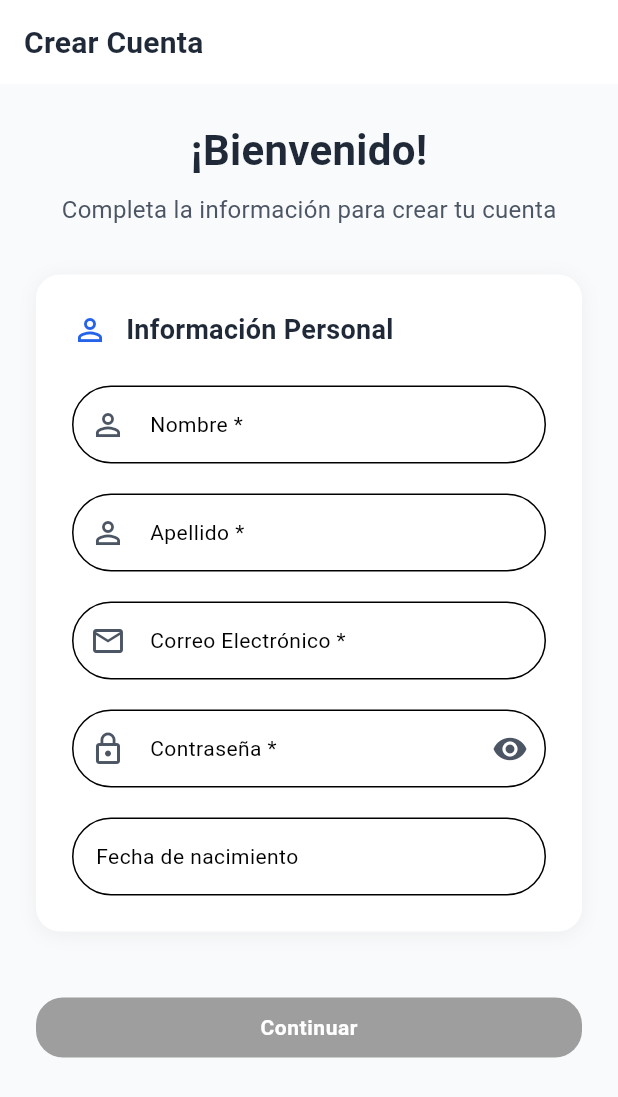
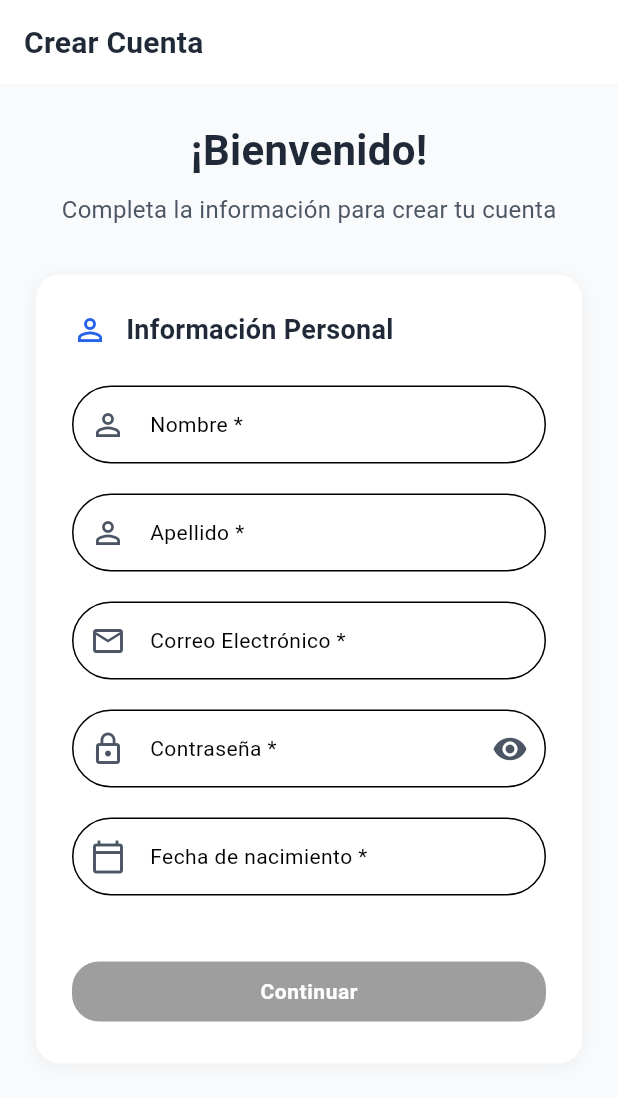
Before and after one commit to CamiiloAF/Double-V-Partners, a Flutter app: the SignUpPage screen opened by its route, on a phone screen of 412 x 824 dp. Shown: the top 1097 px of the screen. Run offline on Flutter 3.47's test engine with Material 3 defaults, Android fonts, the phone set to English and light mode, and no system bars; drawn by our look-alikes of reactive_forms; our stand-ins replace bloc, cloud_firestore, dartz, dropdown_search, firebase_auth, firebase_core and 5 more; accounts and stored records are empty; generated files the repository leaves out were written again; Roboto replaces fonts that are missing (Poppins).

Commit message:
Refactor sign-up process to utilize ResultState and improve form handling

```diff
--- a/lib/features/auth/domain/model/sign_up_model.dart
+++ b/lib/features/auth/domain/model/sign_up_model.dart
@@ -1,4 +1,5 @@
 import '../../../../core/domain/user.dart';
+import 'address.dart';
 
 class SignUpModel extends UserModel {
   SignUpModel({
@@ -24,4 +25,27 @@ class SignUpModel extends UserModel {
     addresses: user.addresses,
     password: password,
   );
+
+  SignUpModel copyWith({
+    String? id,
+    String? firstName,
+    String? lastName,
+    String? email,
+    String? password,
+    DateTime? birthDate,
+    List<AddressModel>? addresses,
+    DateTime? createdAt,
+    DateTime? updatedAt,
+  }) {
+    return SignUpModel(
+      id: id ?? this.id,
+      firstName: firstName ?? this.firstName,
+      lastName: lastName ?? this.lastName,
+      email: email ?? this.email,
+      birthDate: birthDate ?? this.birthDate,
+      addresses: addresses ?? this.addresses,
+      createdAt: createdAt ?? this.createdAt,
+      password: password ?? this.password,
+    );
+  }
 }
--- a/lib/features/auth/domain/use_cases/sign_up_use_case.dart
+++ b/lib/features/auth/domain/use_cases/sign_up_use_case.dart
@@ -15,6 +15,6 @@ class SignUpUseCase {
   Future<Either<DomainException, UserModel>> call(
     SignUpModel signUpModel,
   ) async {
-    return await repository.signUpUser(signUpModel);
+    return repository.signUpUser(signUpModel);
   }
 }
--- a/lib/features/auth/presentation/cubit/sign_up/sign_up_state.dart
+++ /dev/null
@@ -1,43 +0,0 @@
-part of 'sign_up_cubit.dart';
-
-@freezed
-sealed class SignUpState with _$SignUpState {
-  SignUpState._();
-
-  factory SignUpState({
-    @Default(Initial()) ResultState<UserModel> signUpResult,
-  }) = _SignUpState;
-
-  String get idInput => 'id';
-
-  String get firstNameInput => 'firstName';
-
-  String get lastNameInput => 'lastName';
-
-  String get emailInput => 'email';
-
-  String get passwordInput => 'password';
-
-  String get birthDateInput => 'birthDate';
-
-  String get addressInput => 'addresses';
-
-  @override
-  late final FormGroup formGroup = FormGroup({
-    idInput: FormControl<String?>(),
-    firstNameInput: FormControl<String>(
-      validators: [Validators.required, Validators.minLength(3)],
-    ),
-    lastNameInput: FormControl<String>(
-      validators: [Validators.required, Validators.minLength(3)],
-    ),
-    emailInput: FormControl<String>(
-      validators: [Validators.required, Validators.email],
-    ),
-    passwordInput: FormControl<String>(
-      validators: [Validators.required, Validators.minLength(8)],
-    ),
-    birthDateInput: FormControl<DateTime>(validators: [Validators.required]),
-    addressInput: FormControl<List<AddressModel>>(),
-  });
-}
--- a/lib/features/auth/presentation/sign_up/sign_up_page.dart
+++ b/lib/features/auth/presentation/sign_up/sign_up_page.dart
@@ -1,31 +1,25 @@
 import 'package:flutter/material.dart';
 import 'package:flutter_bloc/flutter_bloc.dart';
 import 'package:go_router/go_router.dart';
-import 'package:intl/intl.dart';
-import 'package:reactive_forms/reactive_forms.dart';
 
+import '../../../../core/di/injection.dart';
 import '../../../../core/domain/result_state.dart';
+import '../../../../core/domain/user.dart';
+import '../../../../shared/presentation/personal_info/cubit/personal_info_cubit.dart';
+import '../../../../shared/presentation/personal_info/personal_info_form.dart';
 import '../../../../shared/router/app_routes.dart';
 import '../../../../shared/theme/app_colors_theme.dart';
-import '../../../../shared/widgets/button/custom_button_widget.dart';
-import '../../../../shared/widgets/forms/custom_form.dart';
-import '../../../../shared/widgets/inputs/custom_text_field.dart';
+import '../../domain/model/sign_up_model.dart';
 import '../cubit/sign_up/sign_up_cubit.dart';
-import 'widgets/section_container.dart';
 
-class SignUpPage extends StatefulWidget {
+class SignUpPage extends StatelessWidget {
   const SignUpPage({super.key});
 
   @override
-  State<SignUpPage> createState() => _SignUpPageState();
-}
-
-class _SignUpPageState extends State<SignUpPage> {
-  bool _obscurePassword = true;
-
-  @override
   Widget build(BuildContext context) {
-    return Scaffold(
+    return BlocProvider(
+      create: (context) => getIt<PersonalInfoCubit>(),
+      child: Scaffold(
         backgroundColor: AppColorsTheme.scaffold,
         appBar: AppBar(
           title: const Text(
@@ -39,9 +33,9 @@ class _SignUpPageState extends State<SignUpPage> {
           backgroundColor: AppColorsTheme.surface,
           elevation: 0,
         ),
-      body: BlocBuilder<SignUpCubit, SignUpState>(
+        body: BlocBuilder<SignUpCubit, ResultState<UserModel>>(
           builder: (context, state) {
-          if (state.signUpResult is Loading) {
+            if (state is Loading) {
               return const Center(
                 child: CircularProgressIndicator(
                   valueColor: AlwaysStoppedAnimation<Color>(
@@ -53,9 +47,8 @@ class _SignUpPageState extends State<SignUpPage> {
 
             return SingleChildScrollView(
               padding: const EdgeInsets.all(24),
-            child: CustomForm(
-              formGroup: state.formGroup,
-              fields: [
+              child: Column(
+                children: [
                   const Text(
                     '¡Bienvenido!',
                     style: TextStyle(
@@ -73,104 +66,21 @@ class _SignUpPageState extends State<SignUpPage> {
                     ),
                   ),
                   const SizedBox(height: 32),
-                _buildPersonalInfoSection(context, state),
-                const SizedBox(height: 40),
-                ReactiveFormConsumer(
-                  builder: (context, formGroup, child) {
-                    return CustomButtonWidget(
-                      text: 'Continuar',
-                      onPressed: formGroup.valid
-                          ? () {
+                  PersonalInfoForm(
+                    onCompleteForm: (value) {
+                      context.read<SignUpCubit>().setSignUpModel(
+                        value as SignUpModel,
+                      );
                       context.pushNamed(AppRoutes.signUpAddress);
-                            }
-                          : null,
-                    );
                     },
+                    showPasswordField: true,
                   ),
                 ],
               ),
             );
           },
         ),
-    );
-  }
-
-  Widget _buildPersonalInfoSection(BuildContext context, SignUpState state) {
-    return FormSectionContainer(
-      title: 'Información Personal',
-      icon: Icons.person_outline,
-      children: [
-        CustomTextField(
-          formControlName: state.firstNameInput,
-          labelText: 'Nombre *',
-          hintText: 'Ingresa tu nombre',
-          textCapitalization: TextCapitalization.words,
-          prefixIcon: const Icon(
-            Icons.person_outline,
-            color: AppColorsTheme.subtitle,
       ),
-        ),
-        const SizedBox(height: 20),
-        CustomTextField(
-          formControlName: state.lastNameInput,
-          labelText: 'Apellido *',
-          hintText: 'Ingresa tu apellido',
-          textCapitalization: TextCapitalization.words,
-          prefixIcon: const Icon(
-            Icons.person_outline,
-            color: AppColorsTheme.subtitle,
-          ),
-        ),
-        const SizedBox(height: 20),
-        CustomTextField(
-          formControlName: state.emailInput,
-          labelText: 'Correo Electrónico *',
-          hintText: 'ejemplo@correo.com',
-          keyboardType: TextInputType.emailAddress,
-          prefixIcon: const Icon(
-            Icons.email_outlined,
-            color: AppColorsTheme.subtitle,
-          ),
-        ),
-        const SizedBox(height: 20),
-        CustomTextField(
-          formControlName: state.passwordInput,
-          labelText: 'Contraseña *',
-          hintText: 'Mínimo 6 caracteres',
-          obscureText: _obscurePassword,
-          prefixIcon: const Icon(
-            Icons.lock_outline,
-            color: AppColorsTheme.subtitle,
-          ),
-          suffixIcon: IconButton(
-            onPressed: () =>
-                setState(() => _obscurePassword = !_obscurePassword),
-            icon: Icon(
-              _obscurePassword ? Icons.visibility : Icons.visibility_off,
-              color: AppColorsTheme.subtitle,
-            ),
-          ),
-        ),
-        const SizedBox(height: 20),
-        ReactiveDatePicker<DateTime>(
-          formControlName: state.birthDateInput,
-          firstDate: DateTime(1900),
-          lastDate: DateTime.now(),
-          builder: (context, picker, child) {
-            return CustomTextField(
-              formControlName: state.birthDateInput,
-              labelText: 'Fecha de nacimiento',
-              readOnly: true,
-              onTap: (_) {
-                picker.showPicker();
-              },
-              valueAccessor: DateTimeValueAccessor(
-                dateTimeFormat: DateFormat('dd/MM/yyyy'),
-              ),
-            );
-          },
-        ),
-      ],
     );
   }
 }
--- a/lib/features/profile/presentation/personal_information_page.dart
+++ b/lib/features/profile/presentation/personal_information_page.dart
@@ -82,7 +82,6 @@ class PersonalInformationPage extends StatelessWidget {
                 BlocBuilder<UpdateProfileCubit, ResultState<UserModel>>(
                   builder: (context, state) {
                     return PersonalInfoForm(
-                      showPasswordField: false,
                       initialUser: currentUser,
                       isLoading: state is Loading,
                       onCompleteForm: (value) {
```
Also changed, not shown: lib/features/auth/presentation/cubit/sign_up/sign_up_cubit.dart (+14 -27 lines), lib/features/auth/presentation/sign_up/sign_up_address_form_page.dart (+7 -9 lines), lib/shared/presentation/personal_info/personal_info_form.dart (+11 -5 lines). Lines whose indentation alone changed are shown as unchanged.
